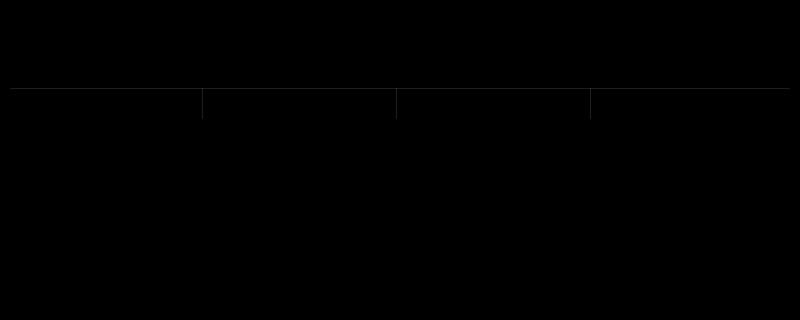
Qt form sold_items.ui (acmpesuecc/GrowPal) before a commit; both pictures show x 0 to 800 and y 0 to 320 of the 800 by 600 pixel window.
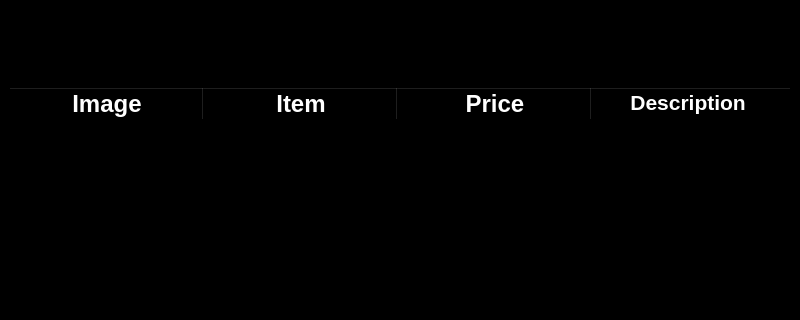
The same form after that commit.

Commit message: test on font colors

```diff
--- a/sold_items.ui
+++ b/sold_items.ui
@@ -68,7 +68,8 @@
        <bool>false</bool>
       </property>
       <property name="styleSheet">
-       <string notr="true">background-color: black;</string>
+       <string notr="true">background-color: black;
+color: white; </string>
       </property>
       <attribute name="horizontalHeaderCascadingSectionResizes">
        <bool>false</bool>
```
The commit also changes 2 other files.
